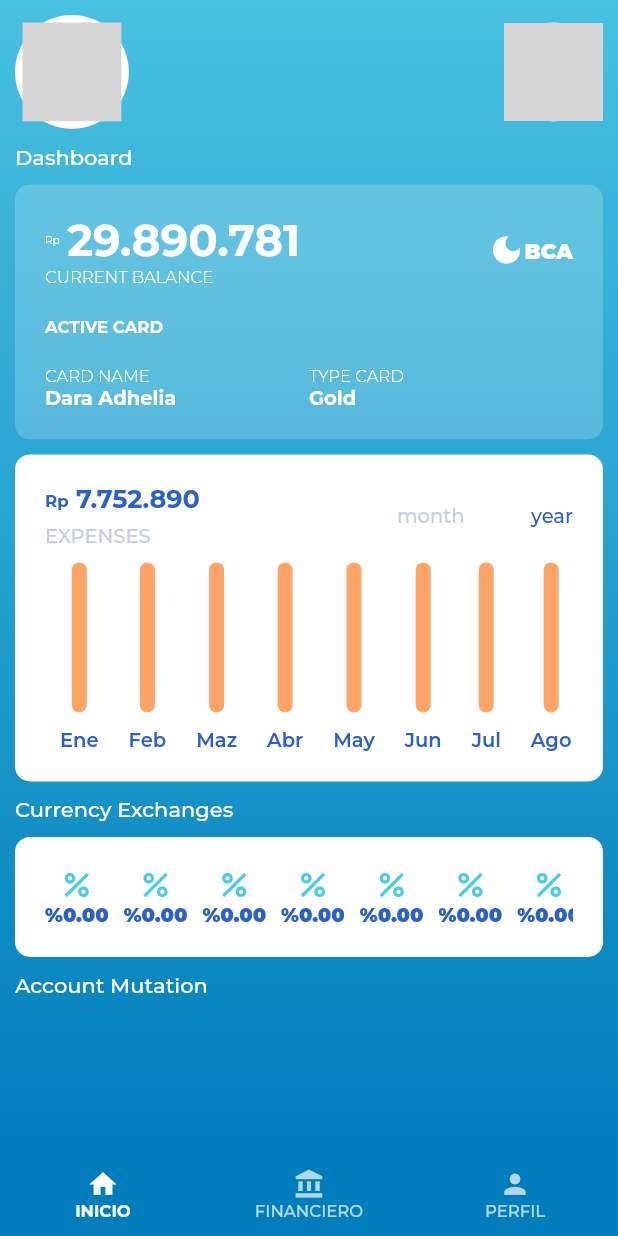
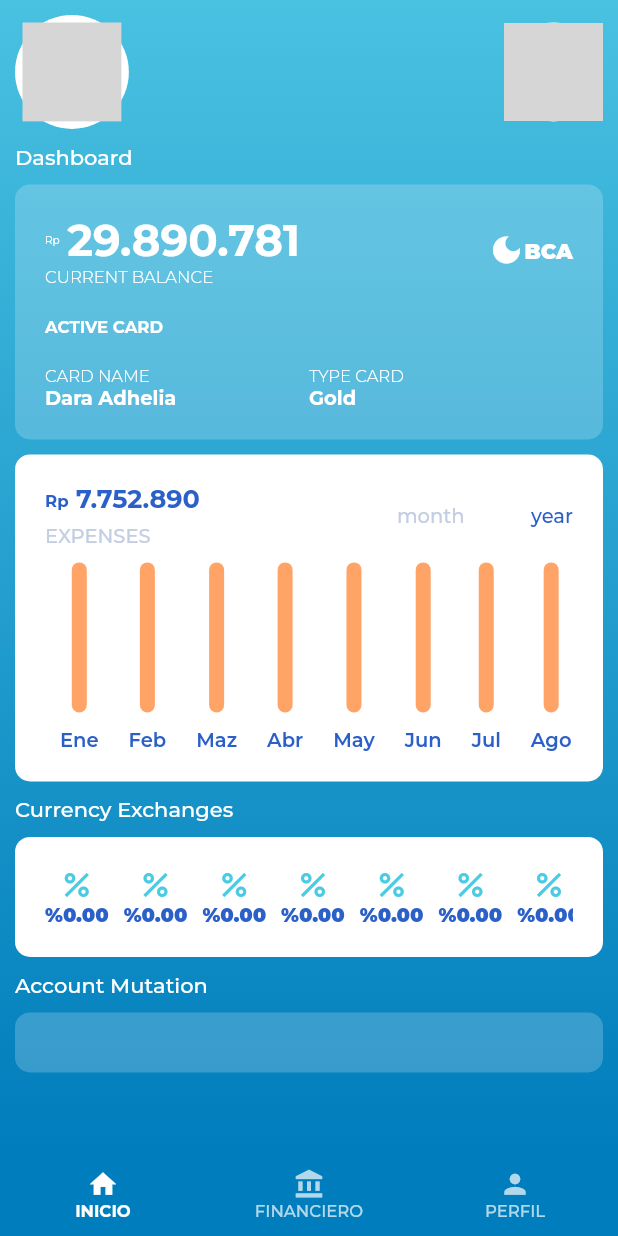
Before and after one commit to luissince/AppMolvilUpla, a Flutter app: the HomePage screen opened by its route, on a phone screen of 412 x 824 dp. Run offline on Flutter 3.47's test engine with Material 2 defaults, Android fonts, the phone set to English and light mode, and no system bars; our stand-ins replace flutter_redux, flutter_svg, redux, shared_preferences; missing offline and left inert: dart:ffi; accounts and stored records are empty; network calls fail; project files that could hold a hidden picture were left out; grey boxes are pictures that could not be loaded.

Commit message:
Guardando cambios

```diff
--- a/lib/pages/page_one.dart
+++ b/lib/pages/page_one.dart
@@ -587,6 +587,14 @@ class _PageOneState extends State<PageOne> {
                     ),
                   ),
                 ),
+                Container(
+                  width: double.infinity,
+                  padding: const EdgeInsets.all(20),
+                  decoration: BoxDecoration(
+                    color: Colors.white.withOpacity(0.2),
+                    borderRadius: BorderRadius.circular(10),
+                  ),
+                )
               ],
             ),
           ),
```
